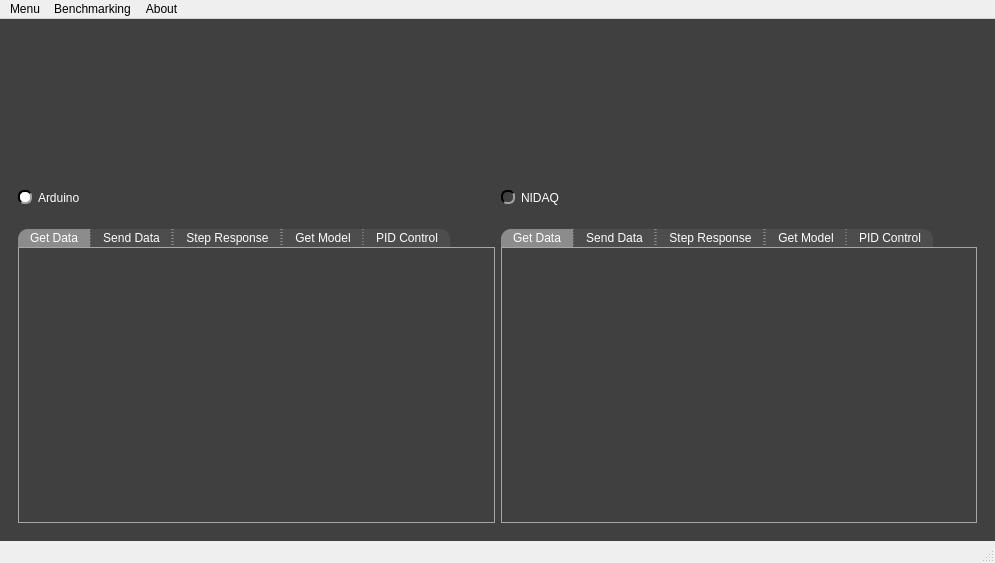
Old version of the form pydaq/uis/PyDAQ_Base.ui in the repository samirmartins/pydaq.
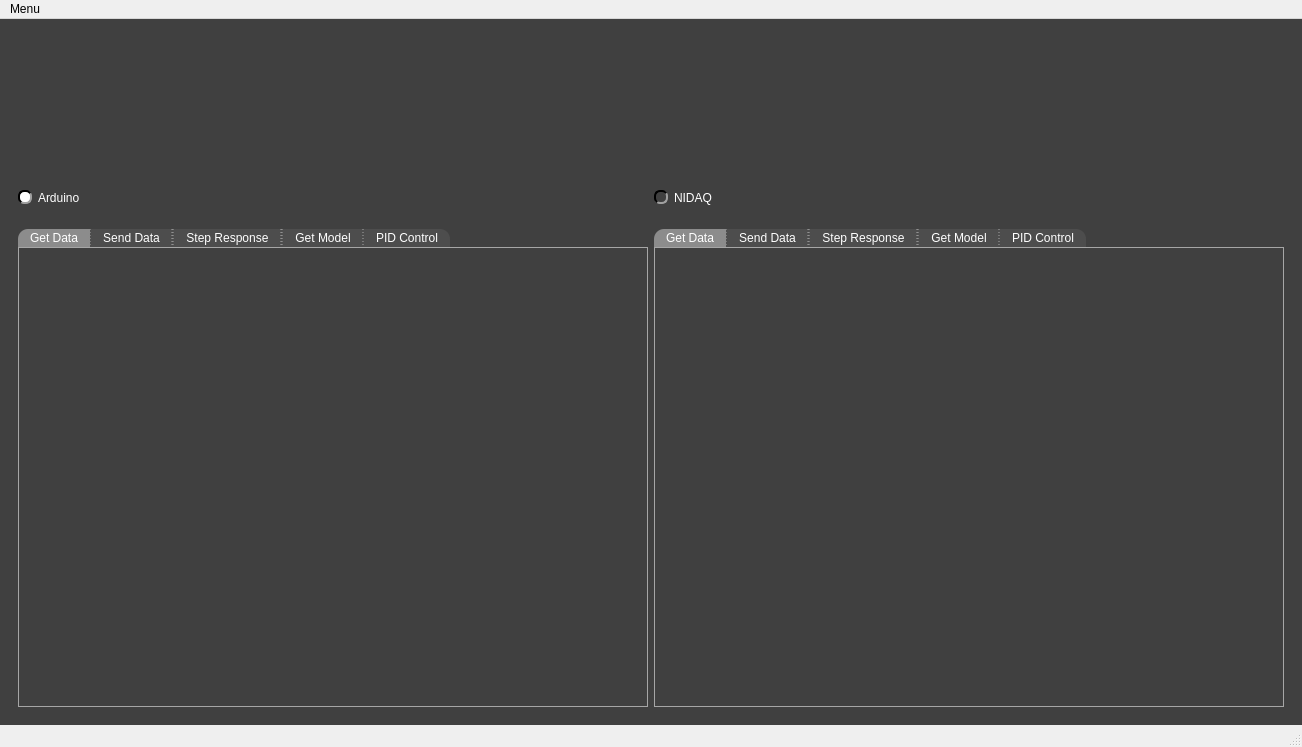
New version of the form. Icons and pictures are not drawn. Custom widgets are drawn as their Qt base class.

The edit to the form file:
```diff
--- a/pydaq/uis/PyDAQ_Base.ui
+++ b/pydaq/uis/PyDAQ_Base.ui
@@ -6,8 +6,8 @@
    <rect>
     <x>0</x>
     <y>0</y>
-    <width>995</width>
-    <height>563</height>
+    <width>1302</width>
+    <height>747</height>
    </rect>
   </property>
   <property name="minimumSize">
@@ -461,8 +461,8 @@
                <rect>
                 <x>0</x>
                 <y>0</y>
-                <width>456</width>
-                <height>233</height>
+                <width>610</width>
+                <height>418</height>
                </rect>
               </property>
               <layout class="QGridLayout" name="gridLayout_8">
@@ -622,8 +622,8 @@
                <rect>
                 <x>0</x>
                 <y>0</y>
-                <width>457</width>
-                <height>233</height>
+                <width>610</width>
+                <height>418</height>
                </rect>
               </property>
               <layout class="QGridLayout" name="gridLayout_11">
@@ -764,7 +764,7 @@
     <rect>
      <x>0</x>
      <y>0</y>
-     <width>995</width>
+     <width>1302</width>
      <height>33</height>
     </rect>
    </property>
@@ -772,26 +772,18 @@
     <property name="title">
      <string>Menu</string>
     </property>
-   </widget>
-   <widget class="QMenu" name="menuBenchmarking">
-    <property name="title">
-     <string>Benchmarking</string>
-    </property>
+    <widget class="QMenu" name="menuBenchmarking_2">
+     <property name="title">
+      <string>Benchmarking</string>
+     </property>
+     <addaction name="actionArduino_2"/>
+     <addaction name="actionNIDAQ_2"/>
+    </widget>
     <addaction name="separator"/>
-    <addaction name="separator"/>
-    <addaction name="actionArduino"/>
-    <addaction name="actionNIDAQ"/>
-   </widget>
-   <widget class="QMenu" name="menuAbout">
-    <property name="title">
-     <string>About</string>
-    </property>
-    <addaction name="separator"/>
-    <addaction name="actionAbout_PYDAQ"/>
+    <addaction name="menuBenchmarking_2"/>
+    <addaction name="actionAbout"/>
    </widget>
    <addaction name="menuMenu"/>
-   <addaction name="menuBenchmarking"/>
-   <addaction name="menuAbout"/>
   </widget>
   <widget class="QStatusBar" name="statusbar"/>
   <action name="actionArduino">
```
Left out of the diff: 47 changed lines with no effect on the pictures.
